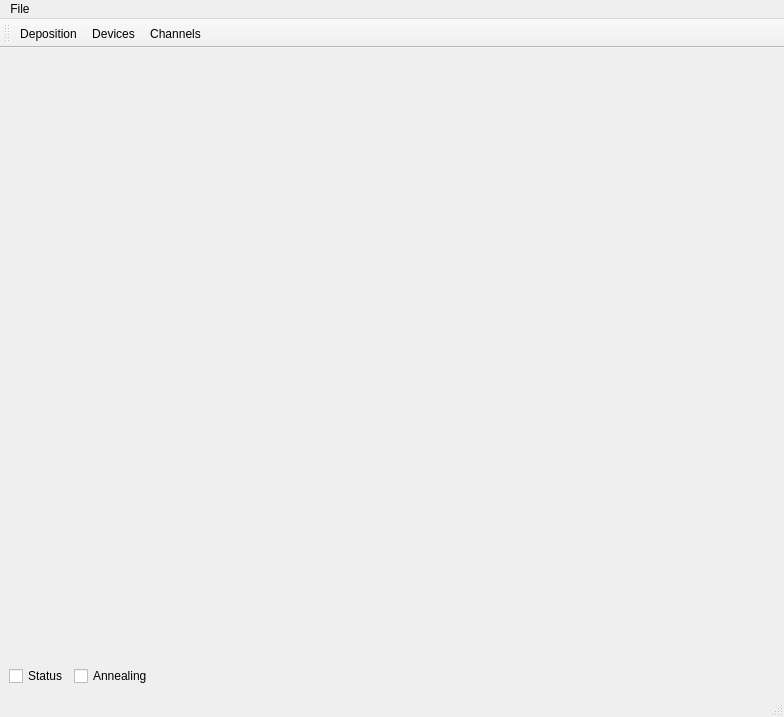
Qt form mainWindow2.ui (grahamrow/WaferTracker2) before a commit.
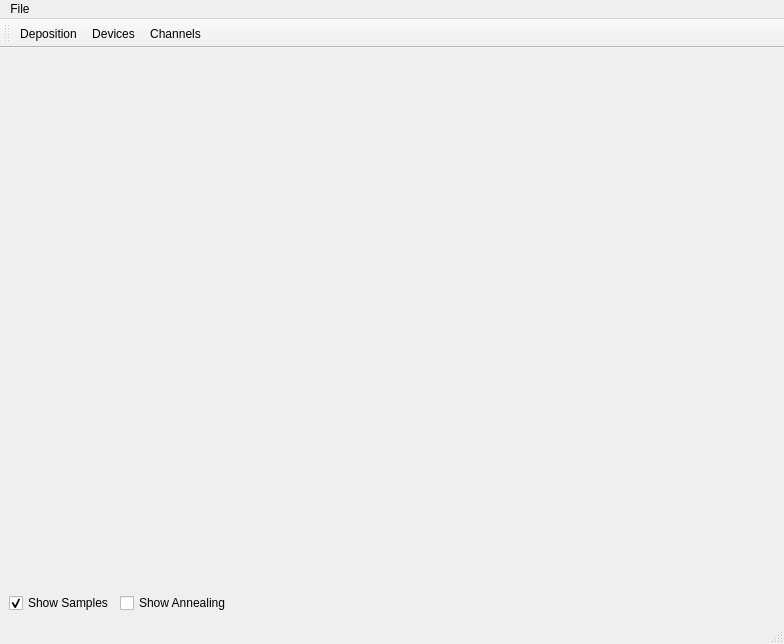
The same form after that commit. Icons and pictures are not drawn.

Commit message: Fixed color code for annealing. Hide and show buttons at bottom now wired.

The edit to the form file:
```diff
--- a/mainWindow2.ui
+++ b/mainWindow2.ui
@@ -7,7 +7,7 @@
     <x>0</x>
     <y>0</y>
     <width>784</width>
-    <height>717</height>
+    <height>644</height>
    </rect>
   </property>
   <property name="windowTitle">
@@ -42,14 +42,17 @@
       <item>
        <widget class="QCheckBox" name="checkBox">
         <property name="text">
-         <string>Status</string>
+         <string>Show Samples</string>
+        </property>
+        <property name="checked">
+         <bool>true</bool>
         </property>
        </widget>
       </item>
       <item>
        <widget class="QCheckBox" name="checkBox_2">
         <property name="text">
-         <string>Annealing</string>
+         <string>Show Annealing</string>
         </property>
        </widget>
       </item>
```
Left out of the diff: 4 changed lines with no effect on the pictures. The commit also changes 1 other file.
